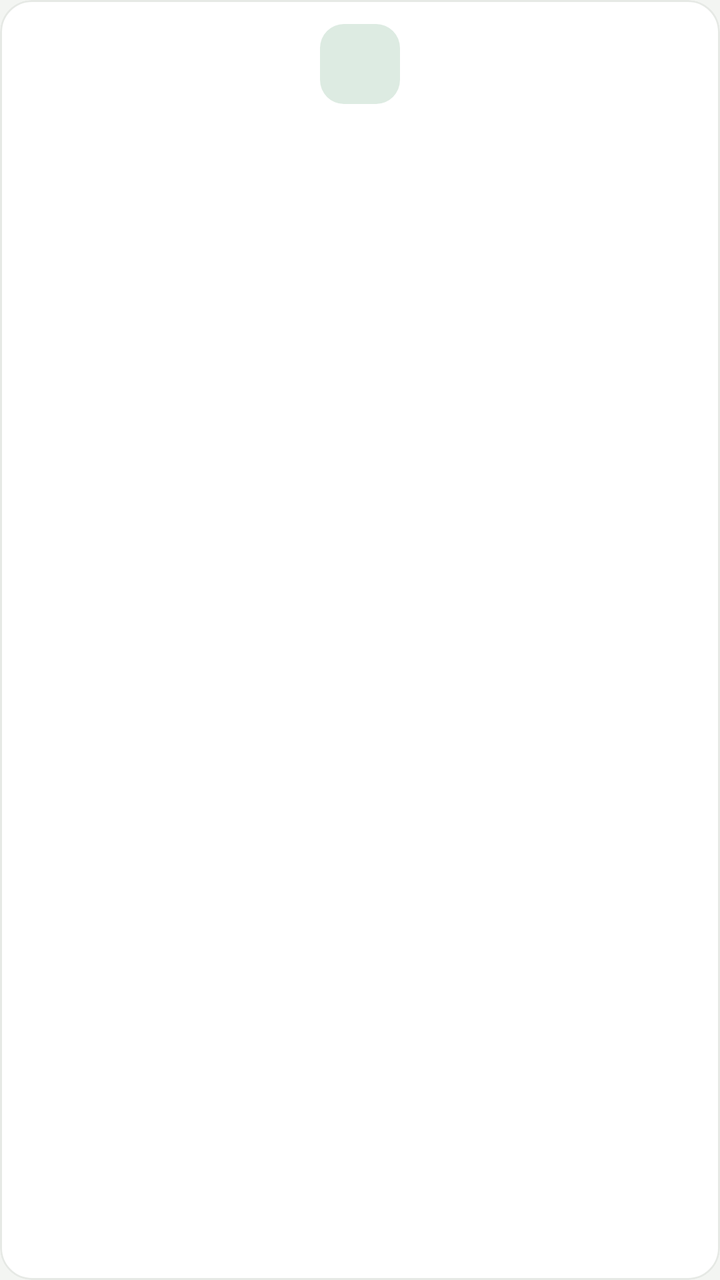
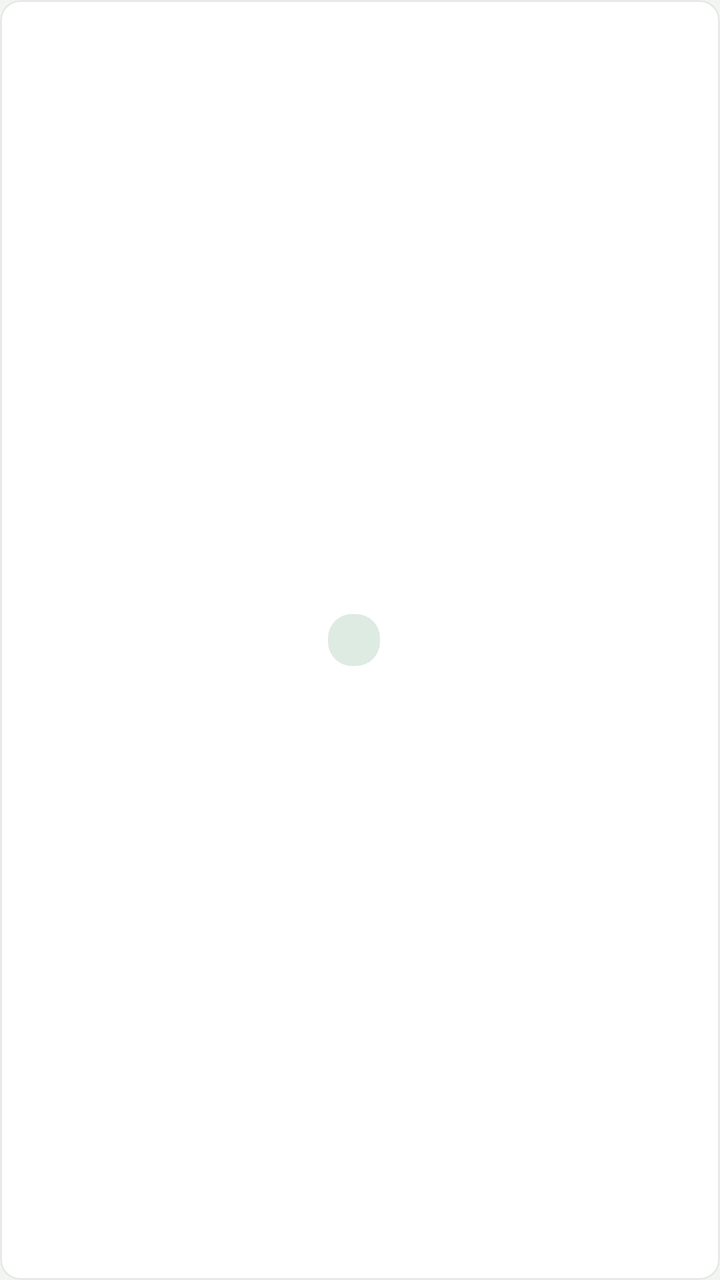

The first picture is an Android layout as it rendered before a commit; the second is the same layout after the commit. The layout source and the unified diff follow.
<!-- AndroidManifest.xml: application theme Theme.TrackerCollector -->
<!-- res/layout/view_action_tile.xml -->
<?xml version="1.0" encoding="utf-8"?>
<com.google.android.material.card.MaterialCardView xmlns:android="http://schemas.android.com/apk/res/android"
    xmlns:app="http://schemas.android.com/apk/res-auto"
    style="@style/TC.Card"
    android:layout_width="match_parent"
    android:layout_height="wrap_content"
    android:clickable="true"
    android:focusable="true"
    app:cardCornerRadius="16dp">

    <LinearLayout
        android:layout_width="match_parent"
        android:layout_height="wrap_content"
        android:gravity="center"
        android:orientation="vertical"
        android:paddingTop="12dp"
        android:paddingBottom="10dp">

        <ImageView
            android:id="@+id/tileIcon"
            android:layout_width="40dp"
            android:layout_height="40dp"
            android:background="@drawable/bg_tile_green"
            android:padding="9dp" />

        <TextView
            android:id="@+id/tileLabel"
            android:layout_width="wrap_content"
            android:layout_height="wrap_content"
            android:layout_marginTop="6dp"
            android:textColor="@color/text_primary"
            android:fontFamily="sans-serif-medium"
            android:textSize="13sp" />
    </LinearLayout>
</com.google.android.material.card.MaterialCardView>
<!-- resources referenced by this layout -->
<resources>
  <color name="text_primary">#1C1F1D</color>
  <!-- drawable bg_tile_green (drawable) -->
  <shape xmlns:android="http://schemas.android.com/apk/res/android"><solid android:color="@color/tile_green"/><corners android:radius="12dp"/></shape>
  <style name="TC.Card" parent="Widget.Material3.CardView.Outlined">
          <item name="cardBackgroundColor">@color/surface</item>
          <item name="cardCornerRadius">18dp</item>
          <item name="strokeColor">@color/stroke</item>
          <item name="strokeWidth">1dp</item>
          <item name="cardElevation">0dp</item>
      </style>
  <style name="Theme.TrackerCollector" parent="Theme.Material3.Light.NoActionBar">
          <item name="colorPrimary">@color/primary</item>
          <item name="colorOnPrimary">@color/white</item>
          <item name="colorPrimaryContainer">@color/primary_container</item>
          <item name="colorOnPrimaryContainer">@color/on_primary_container</item>
          <item name="colorSecondary">@color/primary</item>
          <item name="colorSecondaryContainer">@color/primary_container</item>
          <item name="colorOnSecondaryContainer">@color/on_primary_container</item>
          <item name="colorSurface">@color/surface</item>
          <item name="colorOnSurface">@color/text_primary</item>
          <item name="colorControlNormal">@color/icon</item>
          <item name="android:colorBackground">@color/bg</item>
          <item name="android:windowBackground">@color/bg</item>
          <item name="android:statusBarColor">@color/bg</item>
          <item name="android:navigationBarColor">@color/surface</item>
          <item name="android:windowLightStatusBar">true</item>
          <item name="android:windowLightNavigationBar">true</item>
          <item name="materialAlertDialogTheme">@style/ThemeOverlay.TC.Dialog</item>
      </style>
  <color name="tile_green">#DDEBE2</color>
  <color name="surface">#FFFFFF</color>
  <color name="stroke">#E6E9E5</color>
  <color name="primary">#2D5F45</color>
  <color name="white">#FFFFFF</color>
  <color name="primary_container">#DDEBE2</color>
  <color name="on_primary_container">#1F4733</color>
  <color name="icon">#3A403C</color>
  <color name="bg">#F3F5F2</color>
  <style name="ThemeOverlay.TC.Dialog" parent="ThemeOverlay.Material3.MaterialAlertDialog">
          <item name="colorPrimary">@color/primary</item>
          <item name="colorSurface">@color/surface</item>
          <item name="shapeAppearanceOverlay">@style/TC.Shape.Dialog</item>
      </style>
  <style name="TC.Shape.Dialog" parent="">
          <item name="cornerFamily">rounded</item>
          <item name="cornerSize">24dp</item>
      </style>
</resources>

<!-- the commit's change to res/layout/view_action_tile.xml (unified diff, before → after) -->
@@ -3,33 +3,34 @@
     xmlns:app="http://schemas.android.com/apk/res-auto"
     style="@style/TC.Card"
     android:layout_width="match_parent"
-    android:layout_height="wrap_content"
+    android:layout_height="40dp"
     android:clickable="true"
     android:focusable="true"
-    app:cardCornerRadius="16dp">
+    app:cardCornerRadius="10dp">
 
     <LinearLayout
         android:layout_width="match_parent"
-        android:layout_height="wrap_content"
+        android:layout_height="match_parent"
         android:gravity="center"
-        android:orientation="vertical"
-        android:paddingTop="12dp"
-        android:paddingBottom="10dp">
+        android:orientation="horizontal"
+        android:paddingStart="6dp"
+        android:paddingEnd="6dp">
 
         <ImageView
             android:id="@+id/tileIcon"
-            android:layout_width="40dp"
-            android:layout_height="40dp"
+            android:layout_width="26dp"
+            android:layout_height="26dp"
             android:background="@drawable/bg_tile_green"
-            android:padding="9dp" />
+            android:padding="5dp" />
 
         <TextView
             android:id="@+id/tileLabel"
             android:layout_width="wrap_content"
             android:layout_height="wrap_content"
-            android:layout_marginTop="6dp"
+            android:layout_marginStart="6dp"
+            android:fontFamily="sans-serif-medium"
+            android:maxLines="1"
             android:textColor="@color/text_primary"
-            android:fontFamily="sans-serif-medium"
-            android:textSize="13sp" />
+            android:textSize="12.5sp" />
     </LinearLayout>
 </com.google.android.material.card.MaterialCardView>
